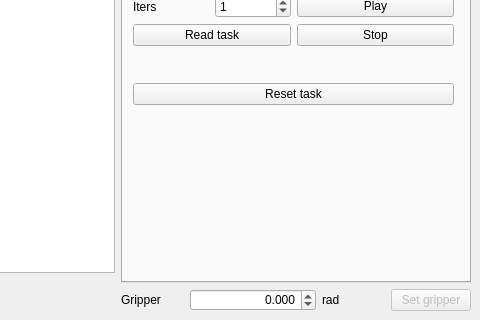
Before: the Qt Designer form open_manipulator_x_gui/ui/main_window.ui in ROBOTIS-GIT/open_manipulator, drawn with Qt 5; both pictures show x 420 to 900 and y 439 to 759 of the 900 by 759 pixel window.
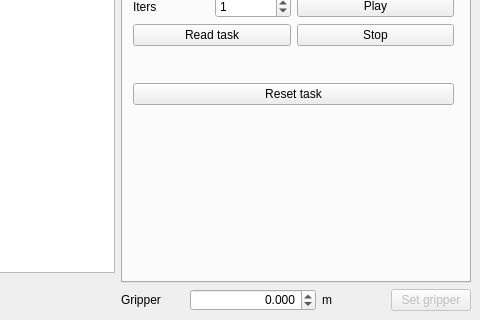
After: the same form once the commit is applied. Icons and pictures are not drawn.

What changed in the file:
```diff
--- a/open_manipulator_x_gui/ui/main_window.ui
+++ b/open_manipulator_x_gui/ui/main_window.ui
@@ -1161,7 +1161,7 @@
           <item>
            <widget class="QLabel" name="label_40">
             <property name="text">
-             <string>rad</string>
+             <string>m</string>
             </property>
            </widget>
           </item>
```
